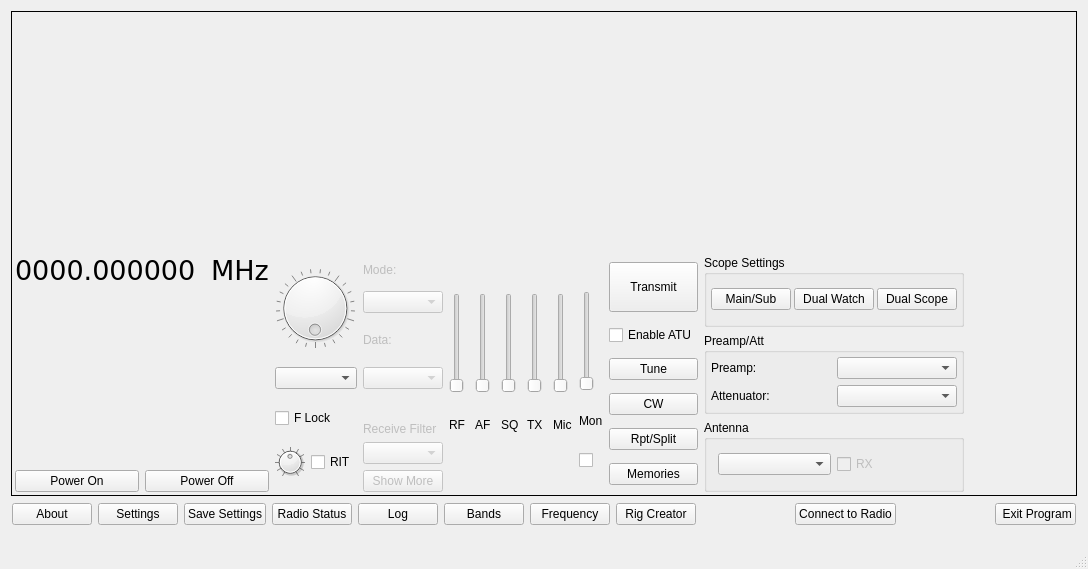
adecarolis/wfweb, file wfmain.ui: the form before one commit.
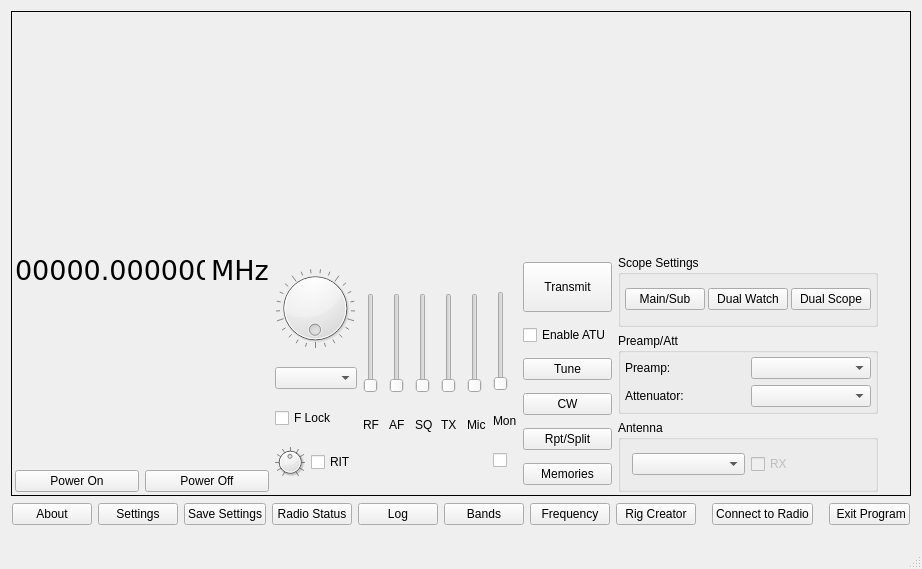
The form after the commit. Custom widgets are drawn as their Qt base class.

What changed in the file:
```diff
--- a/wfmain.ui
+++ b/wfmain.ui
@@ -6,7 +6,7 @@
    <rect>
     <x>0</x>
     <y>0</y>
-    <width>1088</width>
+    <width>922</width>
     <height>569</height>
    </rect>
   </property>
@@ -103,7 +103,7 @@
                 <string>Current Frequency in MHZ</string>
                </property>
                <property name="text">
-                <string>0000.000000</string>
+                <string>00000.000000</string>
                </property>
               </widget>
              </item>
@@ -307,98 +307,6 @@
            </item>
           </layout>
          </item>
-         <item>
-          <layout class="QVBoxLayout" name="verticalLayout_11">
-           <property name="rightMargin">
-            <number>0</number>
-           </property>
-           <item>
-            <widget class="QLabel" name="label_2">
-             <property name="enabled">
-              <bool>false</bool>
-             </property>
-             <property name="maximumSize">
-              <size>
-               <width>16777215</width>
-               <height>30</height>
-              </size>
-             </property>
-             <property name="text">
-              <string>Mode:</string>
-             </property>
-            </widget>
-           </item>
-           <item>
-            <widget class="QComboBox" name="modeSelectCombo">
-             <property name="enabled">
-              <bool>false</bool>
-             </property>
-             <property name="accessibleName">
-              <string>Mode Selector</string>
-             </property>
-             <property name="sizeAdjustPolicy">
-              <enum>QComboBox::AdjustToContents</enum>
-             </property>
-            </widget>
-           </item>
-           <item>
-            <widget class="QLabel" name="label_55">
-             <property name="enabled">
-              <bool>false</bool>
-             </property>
-             <property name="text">
-              <string>Data:</string>
-             </property>
-            </widget>
-           </item>
-           <item>
-            <widget class="QComboBox" name="datamodeCombo">
-             <property name="enabled">
-              <bool>false</bool>
-             </property>
-            </widget>
-           </item>
-           <item>
-            <widget class="QLabel" name="label_22">
-             <property name="enabled">
-              <bool>false</bool>
-             </property>
-             <property name="text">
-              <string>Receive Filter</string>
-             </property>
-             <property name="alignment">
-              <set>Qt::AlignBottom|Qt::AlignLeading|Qt::AlignLeft</set>
-             </property>
-            </widget>
-           </item>
-           <item>
-            <widget class="QComboBox" name="modeFilterCombo">
-             <property name="enabled">
-              <bool>false</bool>
-             </property>
-             <property name="accessibleName">
-              <string>Receive Filter Selection</string>
-             </property>
-             <property name="sizeAdjustPolicy">
-              <enum>QComboBox::AdjustToContents</enum>
-             </property>
-            </widget>
-           </item>
-           <item>
-            <widget class="QPushButton" name="moreControlsBtn">
-             <property name="enabled">
-              <bool>false</bool>
-             </property>
-             <property name="toolTip">
-              <string>Show additional controls</string>
-             </property>
-             <property name="text">
-              <string>Show More</string>
-             </property>
-            </widget>
-           </item>
-          </layout>
-         </item>
          <item>
           <layout class="QVBoxLayout" name="verticalLayout_8">
            <property name="rightMargin">
```
Left out of the diff: 3 changed lines with no effect on the pictures.
